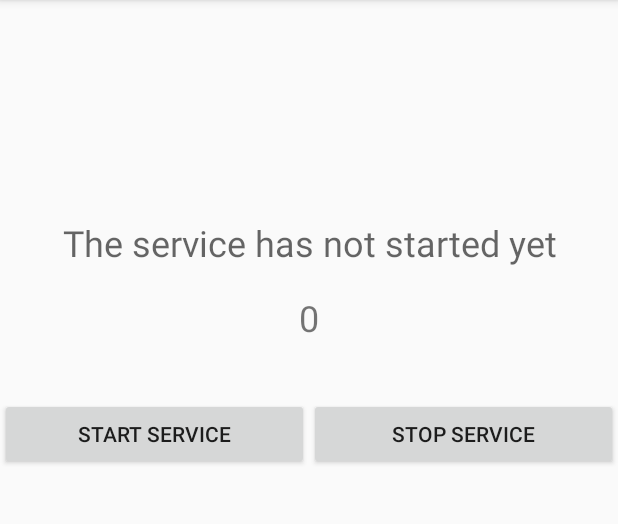
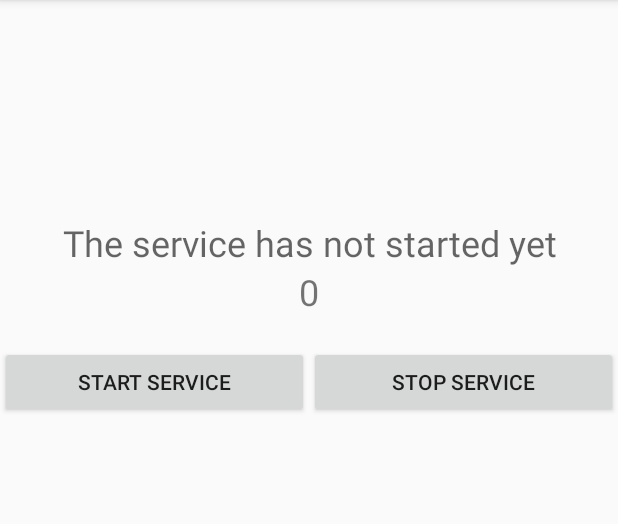
Before and after one commit to viktimolog/ServiceCounter, an Android app: the screen it shows after launch (MainActivity), on a phone screen of 412 x 824 dp, the part 84-608 px from its top. Run offline under Robolectric (Android 15) with nearby library versions, the phone set to English and light mode, and no system bars.

Commit message:
fix height in MainActivity textview

```diff
--- a/app/src/main/res/layout/activity_main.xml
+++ b/app/src/main/res/layout/activity_main.xml
@@ -5,18 +5,17 @@
     android:orientation="vertical"
     tools:context="com.rollncode.test1.koganov.servicecounter.servicecounter.MainActivity">
 
-    <!--<TextView android:layout_width="250dp"-->
     <TextView android:layout_width="match_parent"
-        android:layout_height="50dp"
+        android:layout_height="wrap_content"
         android:id="@+id/tvLastLaunching"
         android:layout_centerHorizontal="true"
         android:layout_marginTop="145dp"
         android:hint="@string/LastLaunching"
         android:textAlignment="center"
         android:textSize="24dp"/>
-    <!--<TextView android:layout_width="250dp"-->
+
     <TextView android:layout_width="match_parent"
-        android:layout_height="50dp"
+        android:layout_height="wrap_content"
         android:layout_centerHorizontal="true"
         android:layout_below="@+id/tvLastLaunching"
         android:hint="@string/ValueСounter"
```
